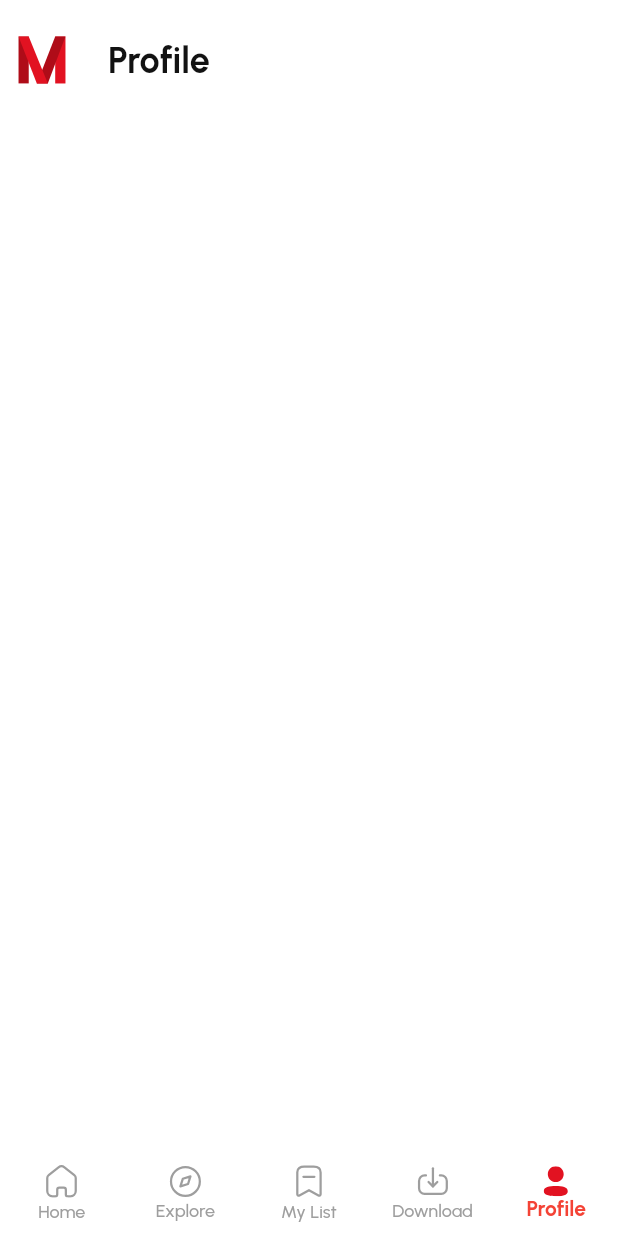
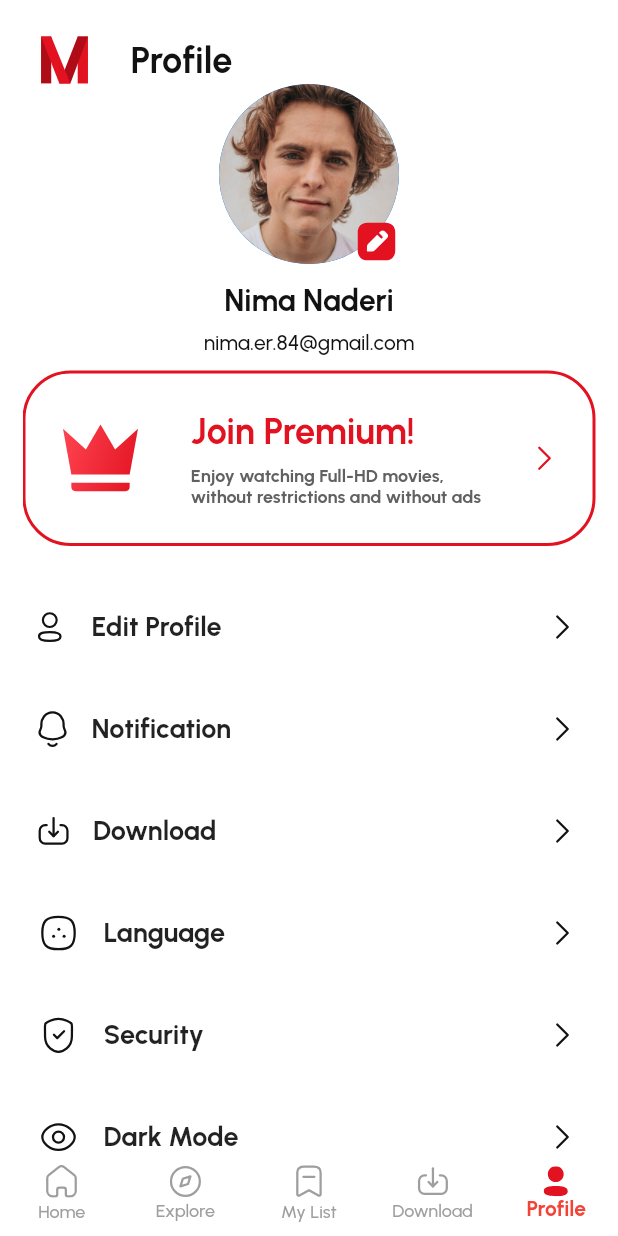
Before and after one commit to MohmaedSobhy/flutter_movie_ui_app, a Flutter app: the screen it shows after launch, swiped to page 5, on a phone screen of 412 x 824 dp. Run offline on Flutter 3.47's test engine with Material 3 defaults, Android fonts, the phone set to English and light mode, and no system bars; our stand-ins replace bloc, flutter_bloc, flutter_svg, google_fonts, shared_preferences.

Commit message:
use profile

```diff
--- a/lib/core/utils/app_images_assets.dart
+++ b/lib/core/utils/app_images_assets.dart
@@ -218,4 +218,6 @@ class AppImageAssets {
   /// Assets for imagesTravel
   /// assets/images/travel.png
   static const String imagesTravel = "assets/images/travel.png";
+
+  static const String userProfile = "assets/images/user_profile.png";
 }
--- a/lib/core/utils/app_string.dart
+++ b/lib/core/utils/app_string.dart
@@ -19,4 +19,7 @@ abstract class AppString {
   static const String play = 'Play';
   static const String search = 'Search';
   static const String newReleases = 'New Releases';
+  static const String language = 'Language';
+  static const String helpCenter = 'Help Center';
+  static const String privacyPolicy = 'Privacy policy';
 }
--- /dev/null
+++ b/lib/feature/profile/data/model/profile_option_model.dart
@@ -0,0 +1,42 @@
+import 'package:movie_app/core/utils/app_images_assets.dart';
+import 'package:movie_app/core/utils/app_string.dart';
+
+class ProfileOptionModel {
+  final String title;
+  final String imagePath;
+
+  ProfileOptionModel({required this.imagePath, required this.title});
+
+  static List<ProfileOptionModel> getAllProfileOptions() {
+    return [
+      ProfileOptionModel(
+        imagePath: AppImageAssets.imagesIconProfile,
+        title: AppString.editProfile,
+      ),
+      ProfileOptionModel(
+        imagePath: AppImageAssets.imagesIconBell,
+        title: AppString.notification,
+      ),
+      ProfileOptionModel(
+        imagePath: AppImageAssets.imagesIconDownload,
+        title: AppString.download,
+      ),
+      ProfileOptionModel(
+        imagePath: AppImageAssets.imagesIconLanguage,
+        title: AppString.language,
+      ),
+      ProfileOptionModel(
+        imagePath: AppImageAssets.imagesIconSecurity,
+        title: AppString.security,
+      ),
+      ProfileOptionModel(
+        imagePath: AppImageAssets.imagesIconEye,
+        title: AppString.darkMode,
+      ),
+      ProfileOptionModel(
+        imagePath: AppImageAssets.imagesIconHelp,
+        title: AppString.helpCenter,
+      ),
+    ];
+  }
+}
--- a/lib/feature/profile/presentation/screens/profile_screen.dart
+++ b/lib/feature/profile/presentation/screens/profile_screen.dart
@@ -2,22 +2,74 @@ import 'package:flutter/material.dart';
 import 'package:movie_app/core/theme/controller/app_theme_cubit.dart';
 import 'package:movie_app/core/utils/app_string.dart';
 import 'package:movie_app/core/widgets/custome_app_bar.dart';
+import 'package:movie_app/feature/profile/data/model/profile_option_model.dart';
+import 'package:movie_app/feature/profile/presentation/views/premium_card_view.dart';
+import 'package:movie_app/feature/profile/presentation/views/user_profile_info.dart';
+import 'package:movie_app/feature/profile/presentation/widgets/profile_item_widget.dart';
 
 class ProfileScreen extends StatelessWidget {
   const ProfileScreen({super.key});
 
   @override
   Widget build(BuildContext context) {
-    return Scaffold(
-      appBar: PreferredSize(
-        preferredSize: Size(double.infinity, 56),
-        child: CustomeAppBar(
-          title: AppString.profile,
-        ),
-      ),
-      body: CustomScrollView(
+    return Padding(
+      padding: const EdgeInsets.symmetric(horizontal: 15),
+      child: CustomScrollView(
         slivers: [
-          SliverToBoxAdapter(),
+          const SliverToBoxAdapter(
+            child: CustomeAppBar(
+              title: AppString.profile,
+            ),
+          ),
+          const SliverToBoxAdapter(
+            child: UserProfileInfo(),
+          ),
+          const SliverToBoxAdapter(
+            child: PremiumCardView(),
+          ),
+          const SliverToBoxAdapter(
+            child: SizedBox(
+              height: 20,
+            ),
+          ),
+          SliverToBoxAdapter(
+            child: ProfileItemWidget(
+              profileOptionModel: ProfileOptionModel.getAllProfileOptions()[0],
+              onTap: () {},
+            ),
+          ),
+          SliverToBoxAdapter(
+            child: ProfileItemWidget(
+              profileOptionModel: ProfileOptionModel.getAllProfileOptions()[1],
+              onTap: () {},
+            ),
+          ),
+          SliverToBoxAdapter(
+            child: ProfileItemWidget(
+              profileOptionModel: ProfileOptionModel.getAllProfileOptions()[2],
+              onTap: () {},
+            ),
+          ),
+          SliverToBoxAdapter(
+            child: ProfileItemWidget(
+              profileOptionModel: ProfileOptionModel.getAllProfileOptions()[3],
+              onTap: () {},
+            ),
+          ),
+          SliverToBoxAdapter(
+            child: ProfileItemWidget(
+              profileOptionModel: ProfileOptionModel.getAllProfileOptions()[4],
+              onTap: () {},
+            ),
+          ),
+          SliverToBoxAdapter(
+            child: ProfileItemWidget(
+              profileOptionModel: ProfileOptionModel.getAllProfileOptions()[5],
+              onTap: () {
+                AppThemeCubit.instanse.changeTheme();
+              },
+            ),
+          ),
         ],
       ),
     );
--- /dev/null
+++ b/lib/feature/profile/presentation/views/premium_card_view.dart
@@ -0,0 +1,67 @@
+import 'package:flutter/material.dart';
+import 'package:flutter_svg/svg.dart';
+import 'package:movie_app/core/theme/app_dynamic_color.dart';
+import 'package:movie_app/core/utils/app_images_assets.dart';
+
+class PremiumCardView extends StatelessWidget {
+  const PremiumCardView({super.key});
+
+  @override
+  Widget build(BuildContext context) {
+    return Padding(
+      padding: const EdgeInsets.only(top: 10),
+      child: Container(
+        decoration: BoxDecoration(
+          borderRadius: BorderRadius.circular(32),
+          border: Border.all(
+            color: Theme.of(context).primaryColor,
+            width: 2,
+          ),
+        ),
+        child: Row(
+          children: [
+            const SizedBox(
+              width: 20,
+            ),
+            SvgPicture.asset(AppImageAssets.imagesIconPremium),
+            Expanded(
+              child: Align(
+                alignment: AlignmentDirectional.center,
+                child: Padding(
+                  padding: const EdgeInsets.symmetric(vertical: 24),
+                  child: Column(
+                    crossAxisAlignment: CrossAxisAlignment.start,
+                    children: [
+                      Text('Join Premium!',
+                          style: Theme.of(context)
+                              .textTheme
+                              .headlineMedium!
+                              .copyWith(
+                                color: Theme.of(context).primaryColor,
+                              ),
+                          textAlign: TextAlign.left),
+                      const SizedBox(
+                        height: 8,
+                      ),
+                      Text(
+                        'Enjoy watching Full-HD movies, \nwithout restrictions and without ads',
+                        style: Theme.of(context).textTheme.bodySmall!.copyWith(
+                            color: AppDynamicColorBuilder.getGrey700AndGrey300(
+                                context)),
+                        textAlign: TextAlign.left,
+                      ),
+                    ],
+                  ),
+                ),
+              ),
+            ),
+            SvgPicture.asset(AppImageAssets.imagesIconArrowRight),
+            const SizedBox(
+              width: 20,
+            )
+          ],
+        ),
+      ),
+    );
+  }
+}
--- /dev/null
+++ b/lib/feature/profile/presentation/views/profile_list_view_item.dart
@@ -0,0 +1,20 @@
+import 'package:flutter/material.dart';
+import 'package:movie_app/feature/profile/data/model/profile_option_model.dart';
+import 'package:movie_app/feature/profile/presentation/widgets/profile_item_widget.dart';
+
+class ProfileListViewItem extends StatelessWidget {
+  const ProfileListViewItem({super.key});
+
+  @override
+  Widget build(BuildContext context) {
+    return SliverList.builder(
+      itemCount: ProfileOptionModel.getAllProfileOptions().length,
+      itemBuilder: (context, index) {
+        return ProfileItemWidget(
+          onTap: () {},
+          profileOptionModel: ProfileOptionModel.getAllProfileOptions()[index],
+        );
+      },
+    );
+  }
+}
--- /dev/null
+++ b/lib/feature/profile/presentation/views/user_profile_info.dart
@@ -0,0 +1,44 @@
+import 'package:flutter/material.dart';
+import 'package:flutter_svg/svg.dart';
+import 'package:movie_app/core/theme/app_dynamic_color.dart';
+import 'package:movie_app/core/utils/app_images_assets.dart';
+
+class UserProfileInfo extends StatelessWidget {
+  const UserProfileInfo({super.key});
+
+  @override
+  Widget build(BuildContext context) {
+    return Column(
+      children: [
+        Stack(
+          alignment: AlignmentDirectional.bottomEnd,
+          children: [
+            const CircleAvatar(
+              foregroundImage: AssetImage(AppImageAssets.userProfile),
+              radius: 60,
+            ),
+            Positioned(
+              child: SvgPicture.asset(AppImageAssets.imagesIconEditProfile),
+            ),
+          ],
+        ),
+        const SizedBox(
+          height: 12,
+        ),
+        Text(
+          'Nima Naderi',
+          style: Theme.of(context).textTheme.headlineSmall!.copyWith(
+                color: AppDynamicColorBuilder.getGrey900AndWhite(context),
+              ),
+        ),
+        const SizedBox(height: 8),
+        Text(
+          'nima.er.84@gmail.com',
+          style: Theme.of(context).textTheme.bodyMedium!.copyWith(
+              color: AppDynamicColorBuilder.getGrey900AndWhite(context),
+              fontWeight: FontWeight.w500),
+        ),
+      ],
+    );
+  }
+}
--- /dev/null
+++ b/lib/feature/profile/presentation/widgets/profile_item_dark_mode.dart
@@ -0,0 +1,23 @@
+import 'package:flutter/foundation.dart';
+import 'package:flutter/material.dart';
+import 'package:movie_app/feature/profile/data/model/profile_option_model.dart';
+
+class ProfileItemDarkMode extends StatelessWidget {
+  final ProfileOptionModel profileOptionModel;
+  final VoidCallback onTap;
+  const ProfileItemDarkMode({
+    super.key,
+    required this.onTap,
+    required this.profileOptionModel,
+  });
+
+  @override
+  Widget build(BuildContext context) {
+    return Padding(
+      padding: const EdgeInsets.all(10),
+      child: ListTile(
+        onTap: onTap,
+      ),
+    );
+  }
+}
--- /dev/null
+++ b/lib/feature/profile/presentation/widgets/profile_item_widget.dart
@@ -0,0 +1,44 @@
+import 'package:flutter/material.dart';
+import 'package:flutter_svg/svg.dart';
+import 'package:movie_app/core/theme/app_dynamic_color.dart';
+import 'package:movie_app/core/utils/app_images_assets.dart';
+
+import '../../data/model/profile_option_model.dart';
+
+class ProfileItemWidget extends StatelessWidget {
+  final ProfileOptionModel profileOptionModel;
+  final VoidCallback onTap;
+  const ProfileItemWidget(
+      {super.key, required this.profileOptionModel, required this.onTap});
+
+  @override
+  Widget build(BuildContext context) {
+    return Padding(
+      padding: const EdgeInsets.all(10),
+      child: ListTile(
+        onTap: onTap,
+        leading: SvgPicture.asset(
+          profileOptionModel.imagePath,
+          colorFilter: ColorFilter.mode(
+            AppDynamicColorBuilder.getGrey900AndWhite(context),
+            BlendMode.srcIn,
+          ),
+        ),
+        title: Text(
+          profileOptionModel.title,
+          style: Theme.of(context).textTheme.titleLarge!.copyWith(),
+        ),
+        minLeadingWidth: 20,
+        contentPadding: const EdgeInsets.all(0),
+        visualDensity: const VisualDensity(vertical: -2),
+        trailing: SvgPicture.asset(
+          AppImageAssets.imagesIconArrowRight,
+          colorFilter: ColorFilter.mode(
+            AppDynamicColorBuilder.getGrey900AndWhite(context),
+            BlendMode.srcIn,
+          ),
+        ),
+      ),
+    );
+  }
+}
```
Also changed, not shown: assets/images/icon_bell.svg, assets/images/icon_security.svg, assets/images/user_profile.png (added).
